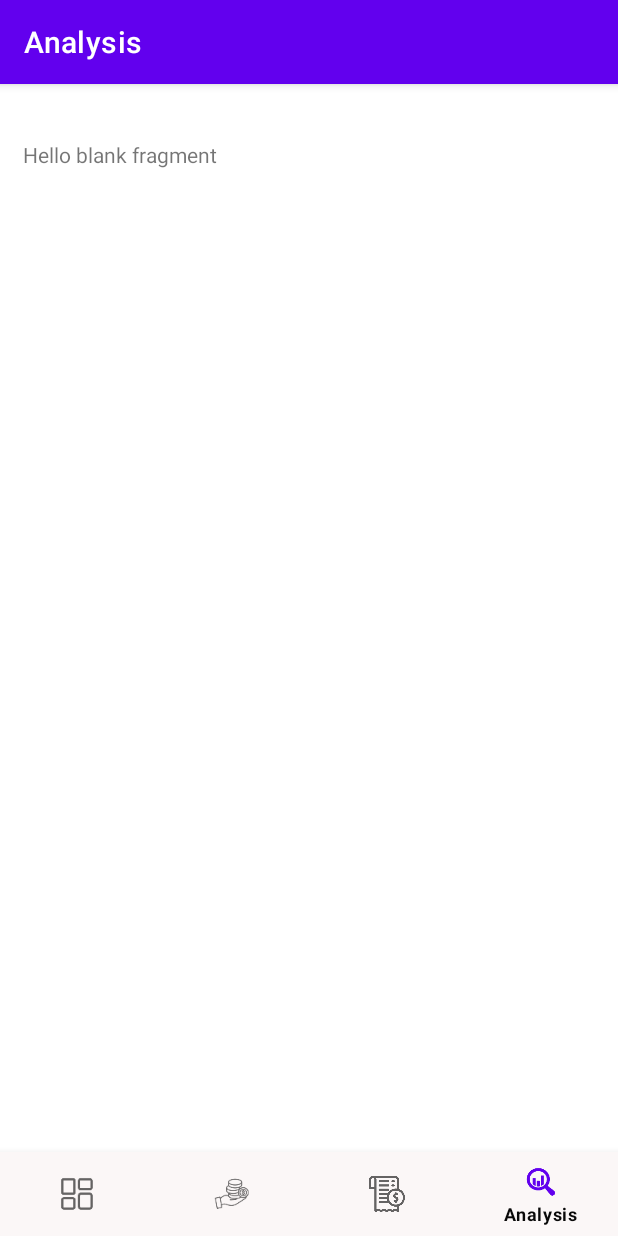
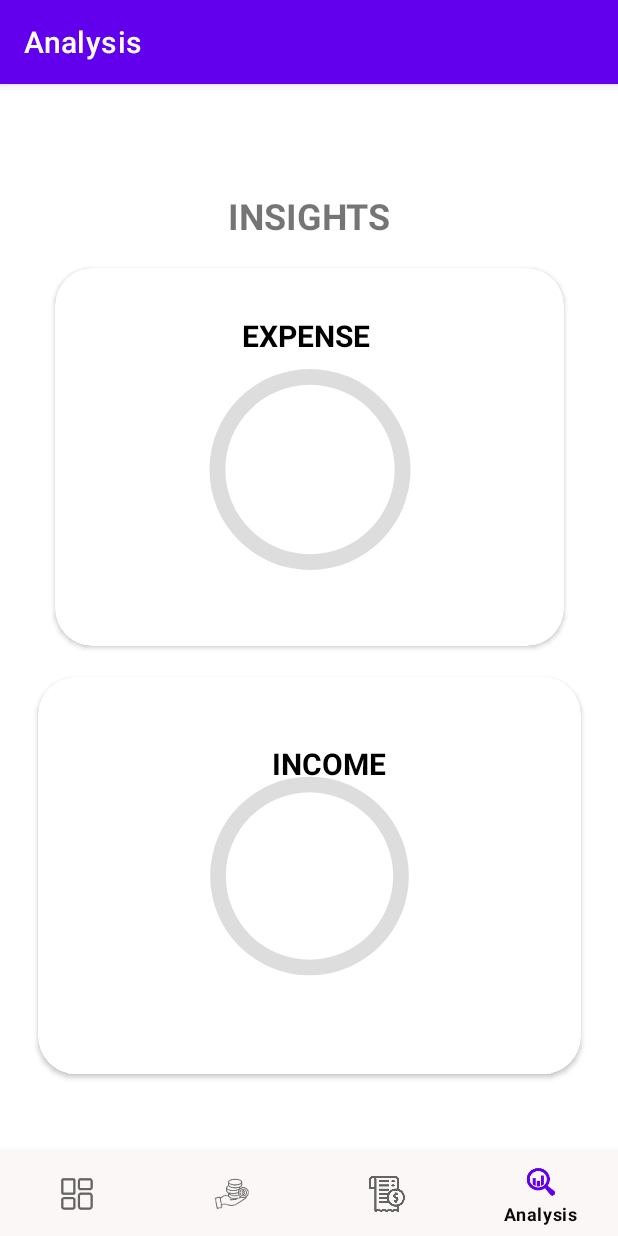
Before and after one commit to VarshithaGollapalli/Personal-Finance-Tracker-MVVC, an Android app: the AnalysisFragment screen opened through its navigation route, on a phone screen of 412 x 824 dp. Run offline under Robolectric (Android 15) with nearby library versions, the phone set to English and light mode, and no system bars; our stand-ins replace Room's generated code, navigation-ui.

Commit message:
analysis

```diff
--- a/app/src/main/java/com/capgemini/financetracker/model/FinancialDataRepository.kt
+++ b/app/src/main/java/com/capgemini/financetracker/model/FinancialDataRepository.kt
@@ -3,10 +3,6 @@ package com.capgemini.personalfinanacetracker.model
 import android.content.Context
 import androidx.lifecycle.LiveData
 import androidx.lifecycle.map
-import kotlinx.coroutines.CoroutineScope
-import kotlinx.coroutines.Dispatchers
-import kotlinx.coroutines.async
-import kotlinx.coroutines.launch
 
 class FinancialDataRepository(val ctx:Context) {
 
@@ -14,7 +10,7 @@ class FinancialDataRepository(val ctx:Context) {
 //    val allExpenses: LiveData<List<FinancialDataEntry>> = finDao.getAllFinancialData()
 
     suspend fun addData(
-        id:Long,
+        id: Long,
         type: String,
         amount: Double,
         category: String,
@@ -27,7 +23,7 @@ class FinancialDataRepository(val ctx:Context) {
 
         try {
 
-            finDao.addData(FinancialDataEntry(id,type, amount, category, description, date))
+            finDao.addData(FinancialDataEntry(id, type, amount, category, description, date))
             isAdded = true
 
         } catch (err: Exception) {
@@ -43,43 +39,43 @@ class FinancialDataRepository(val ctx:Context) {
     }
 
 
+    suspend fun adduser(name: String, mail: String, password: Int, confirmpassword: Int): Boolean {
 
-
-    suspend fun adduser(name:String,mail:String,password:Int,confirmpassword:Int):Boolean{
-
-        var isAdd=false
+        var isAdd = false
         try {
-            finDao.addUser(Credentials(name,mail,password, confirmpassword))
-            isAdd=true
-        }catch (err:Exception){
-            isAdd=false
+            finDao.addUser(Credentials(name, mail, password, confirmpassword))
+            isAdd = true
+        } catch (err: Exception) {
+            isAdd = false
         }
         return isAdd
 
     }
-    fun getPersonEmailWithException(mail:String,pass:Int):Credentials{
-        val user=finDao.getUser(mail,pass)
-        if(user==null ){
+
+    fun getPersonEmailWithException(mail: String, pass: Int): Credentials {
+        val user = finDao.getUser(mail, pass)
+        if (user == null) {
             throw Exception("user not found")
         }
         return user
 
     }
 
-    suspend fun getperson(mail: String,pass:Int):Credentials?{
-        return finDao.getUser(mail,pass)
+    suspend fun getperson(mail: String, pass: Int): Credentials? {
+        return finDao.getUser(mail, pass)
     }
 
     fun getFinancialData(): LiveData<List<FinancialDataEntry>> {
         return finDao.getAllFinancialData()
     }
 
-    fun currentBalance(): LiveData<Double> = finDao.getAllFinancialData().map { calculateCurrentBalance(it) }
+    fun currentBalance(): LiveData<Double> =
+        finDao.getAllFinancialData().map { calculateCurrentBalance(it) }
 
     private fun calculateCurrentBalance(financeList: List<FinancialDataEntry>): Double {
         var balance = 0.0
-        financeList.forEach{entry ->
-            when(entry.type.lowercase()){
+        financeList.forEach { entry ->
+            when (entry.type.lowercase()) {
                 "income" -> balance += entry.amount
                 "expense" -> balance -= entry.amount
             }
@@ -88,29 +84,52 @@ class FinancialDataRepository(val ctx:Context) {
         return balance
     }
 
-    fun totalIncome(): LiveData<Double> = finDao.getAllFinancialData().map { calculateTotalIncome(it) }
+    fun totalIncome(): LiveData<Double> =
+        finDao.getAllFinancialData().map { calculateTotalIncome(it) }
 
     private fun calculateTotalIncome(financeList: List<FinancialDataEntry>): Double {
-        var income=0.0
+        var income = 0.0
         var expense = 0.0
-        financeList.forEach{entry ->
-            if (entry.type.lowercase().equals("income")){
+        financeList.forEach { entry ->
+            if (entry.type.lowercase().equals("income")) {
                 income += entry.amount
             }
         }
         return income
     }
 
-    fun totalExpense(): LiveData<Double> = finDao.getAllFinancialData().map { calculateTotalExpense(it) }
+    fun totalExpense(): LiveData<Double> =
+        finDao.getAllFinancialData().map { calculateTotalExpense(it) }
 
     private fun calculateTotalExpense(financeList: List<FinancialDataEntry>): Double {
         var expense = 0.0
-        financeList.forEach{entry ->
-            if (entry.type.lowercase().equals("expense")){
+        financeList.forEach { entry ->
+            if (entry.type.lowercase().equals("expense")) {
                 expense += entry.amount
             }
         }
         return expense
     }
+}
 
-}
+
+
+//    fun ExpenseAndIncome(): LiveData<Pair<Double,Double>> = finDao.getAllFinancialData().map { calculateExpenseAndIncome(it) }
+//    fun calculateExpenseAndIncome(financeList:List<FinancialDataEntry>): Pair<Double, Double> {
+//        var totalExpense = 0.0
+//        var totalIncome = 0.0
+//        financeList.forEach {entry ->
+//            if(entry.type.lowercase().equals("expense")) {
+//                totalExpense += entry.amount
+//            }
+//            else{
+//                totalIncome += entry.amount
+//            }
+//        }
+//        return Pair(totalExpense,totalIncome)
+//
+//    }
+//
+//
+//
+//}
--- a/app/src/main/java/com/capgemini/financetracker/view/AnalysisFragment.kt
+++ b/app/src/main/java/com/capgemini/financetracker/view/AnalysisFragment.kt
@@ -2,64 +2,61 @@ package com.capgemini.financetracker.view
 
 import android.os.Bundle
 import android.view.*
-import androidx.core.view.MenuProvider
+import android.widget.ProgressBar
+import android.widget.TextView
 import androidx.fragment.app.Fragment
+import androidx.lifecycle.Observer
+import androidx.lifecycle.ViewModelProvider
 import com.capgemini.financetracker.R
+import com.capgemini.financetracker.databinding.FragmentDashboardBinding
+import com.capgemini.financetracker.viewmodel.FinancialDataViewModel
 
-// TODO: Rename parameter arguments, choose names that match
-// the fragment initialization parameters, e.g. ARG_ITEM_NUMBER
-private const val ARG_PARAM1 = "param1"
-private const val ARG_PARAM2 = "param2"
-
-/**
- * A simple [Fragment] subclass.
- * Use the [AnalysisFragment.newInstance] factory method to
- * create an instance of this fragment.
- */
 class AnalysisFragment : Fragment() {
-    override fun onCreate(savedInstanceState: Bundle?) {
-        super.onCreate(savedInstanceState)
-//        val mHost = requireActivity()
-//        mHost.addMenuProvider(object : MenuProvider {
-//            override fun onCreateMenu(menu: Menu, menuInflater: MenuInflater) {
-//                if(menu.findItem(R.id.sort_expense)!= null || menu.findItem(R.id.sort_income)!= null) {
-//                    menu.findItem(R.id.sort_income)?.isVisible = false
-//                    menu.findItem(R.id.sort_expense)?.isVisible = false
-//                }
-//            }
-//
-//            override fun onMenuItemSelected(menuItem: MenuItem): Boolean {
-//                return false
-//            }
-//
-//        })
-    }
-
+    private lateinit var financialDataViewModel:FinancialDataViewModel
+    private lateinit var txtExpense: TextView
+    private lateinit var txtIncome: TextView
+    private lateinit var expenseProgressBar: ProgressBar
+    private lateinit var incomeProgressBar: ProgressBar
     override fun onCreateView(
-        inflater: LayoutInflater, container: ViewGroup?,
+        inflater: LayoutInflater,
+        container: ViewGroup?,
         savedInstanceState: Bundle?
     ): View? {
-        // Inflate the layout for this fragment
-        return inflater.inflate(R.layout.fragment_analysis, container, false)
+        val view = inflater.inflate(R.layout.fragment_analysis, container, false)
+        txtExpense = view.findViewById(R.id.textExpense)
+        txtIncome = view.findViewById(R.id.textIncome)
+        expenseProgressBar = view.findViewById(R.id.expenseBar)
+        incomeProgressBar = view.findViewById(R.id.incomeBar)
+        return view
     }
+    override fun onViewCreated(view: View, savedInstanceState: Bundle?) {
+        super.onViewCreated(view, savedInstanceState)
+        var totalIncome=Double.MIN_VALUE
+        var totalExpense=Double.MIN_VALUE
+        financialDataViewModel = ViewModelProvider(this).get(FinancialDataViewModel::class.java)
+        financialDataViewModel.totalIncome.observe(viewLifecycleOwner, Observer { income ->
+            totalIncome = income
+            updateProgressBars(totalExpense,totalIncome)
+        })
+        financialDataViewModel.totalExpense.observe(viewLifecycleOwner, Observer { expense ->
+            totalExpense = expense
+            updateProgressBars(totalExpense,totalIncome)
+        })
+// updateProgressBars(totalExpense,totalIncome)
+//
+// financialDataViewModel.totalExpense.observe(viewLifecycleOwner, Observer { expense ->
+// binding.expenseT.text = "Total Expense: $expense"
+// })
+// financialDataViewModel.ExpenseAndIncome.observe(viewLifecycleOwner) { transactions ->
+// val (totalExpense, totalIncome) = financialDataViewModel.ExpenseAndIncome(transactions)
+// }
 
-    companion object {
-        /**
-         * Use this factory method to create a new instance of
-         * this fragment using the provided parameters.
-         *
-         * @param param1 Parameter 1.
-         * @param param2 Parameter 2.
-         * @return A new instance of fragment AnalysisFragment.
-         */
-        // TODO: Rename and change types and number of parameters
-        @JvmStatic
-        fun newInstance(param1: String, param2: String) =
-            AnalysisFragment().apply {
-                arguments = Bundle().apply {
-                    putString(ARG_PARAM1, param1)
-                    putString(ARG_PARAM2, param2)
-                }
-            }
+    }
+    private fun updateProgressBars(totalExpense: Double, totalIncome: Double) {
+        val maxProgress = (totalExpense + totalIncome).toInt()
+        expenseProgressBar.max = maxProgress
+        incomeProgressBar.max = maxProgress
+        expenseProgressBar.progress = totalExpense.toInt()
+        incomeProgressBar.progress = totalIncome.toInt()
     }
 }
--- /dev/null
+++ b/app/src/main/res/drawable/circle.xml
@@ -0,0 +1,20 @@
+<?xml version="1.0" encoding="utf-8"?>
+<layer-list xmlns:android="http://schemas.android.com/apk/res/android">
+    <item>
+        <shape
+            android:shape="ring"
+            android:thicknessRatio="16"
+            android:useLevel="false">
+            <solid android:color="#DDD"/>
+        </shape>
+    </item>
+
+    <item>
+        <shape
+            android:shape="ring"
+            android:thicknessRatio="16"
+            android:useLevel="true">
+            <solid android:color="#268E50"/>
+        </shape>
+    </item>
+</layer-list>
--- a/app/src/main/res/layout/fragment_analysis.xml
+++ b/app/src/main/res/layout/fragment_analysis.xml
@@ -1,14 +1,124 @@
 <?xml version="1.0" encoding="utf-8"?>
-<FrameLayout xmlns:android="http://schemas.android.com/apk/res/android"
+<androidx.constraintlayout.widget.ConstraintLayout xmlns:android="http://schemas.android.com/apk/res/android"
+    xmlns:app="http://schemas.android.com/apk/res-auto"
     xmlns:tools="http://schemas.android.com/tools"
+    android:id="@+id/linearLayout"
     android:layout_width="match_parent"
     android:layout_height="match_parent"
+    android:gravity="center_horizontal"
+    android:orientation="vertical"
+    android:paddingVertical="5dp"
     tools:context=".view.AnalysisFragment">
-
-    <!-- TODO: Update blank fragment layout -->
     <TextView
-        android:layout_width="match_parent"
-        android:layout_height="match_parent"
-        android:text="@string/hello_blank_fragment" />
-
-</FrameLayout>
+        android:id="@+id/textView7"
+        android:layout_width="wrap_content"
+        android:layout_height="wrap_content"
+        android:layout_marginStart="152dp"
+        android:layout_marginTop="37dp"
+        android:layout_marginEnd="152dp"
+        android:layout_marginBottom="17dp"
+        android:text="INSIGHTS"
+        android:textSize="24sp"
+        android:textStyle="bold"
+        app:layout_constraintBottom_toTopOf="@+id/cardView2"
+        app:layout_constraintEnd_toEndOf="parent"
+        app:layout_constraintStart_toStartOf="parent"
+        app:layout_constraintTop_toTopOf="parent" />
+    <androidx.cardview.widget.CardView
+        android:id="@+id/cardView2"
+        android:layout_width="358dp"
+        android:layout_height="273dp"
+        android:layout_marginStart="10dp"
+        android:layout_marginTop="10dp"
+        android:layout_marginEnd="10dp"
+        android:layout_marginBottom="10dp"
+        app:cardCornerRadius="25dp"
+        app:cardUseCompatPadding="true"
+        app:layout_constraintBottom_toBottomOf="parent"
+        app:layout_constraintEnd_toEndOf="parent"
+        app:layout_constraintHorizontal_bias="0.484"
+        app:layout_constraintStart_toStartOf="parent"
+        app:layout_constraintTop_toTopOf="parent"
+        app:layout_constraintVertical_bias="0.178">
+        <androidx.constraintlayout.widget.ConstraintLayout
+            android:layout_width="match_parent"
+            android:layout_height="match_parent">
+            <ProgressBar
+                android:id="@+id/expenseBar"
+                style="?android:attr/progressBarStyle"
+                android:layout_width="169dp"
+                android:layout_height="135dp"
+                android:layout_marginStart="50dp"
+                android:layout_marginTop="50dp"
+                android:layout_marginEnd="50dp"
+                android:layout_marginBottom="50dp"
+                android:indeterminateOnly="false"
+                android:progress="75"
+                android:progressDrawable="@drawable/circle"
+                app:layout_constraintBottom_toBottomOf="parent"
+                app:layout_constraintEnd_toEndOf="parent"
+                app:layout_constraintStart_toStartOf="parent"
+                app:layout_constraintTop_toTopOf="parent"
+                app:layout_constraintVertical_bias="1.0" />
+            <TextView
+                android:id="@+id/textExpense"
+                android:layout_width="wrap_content"
+                android:layout_height="wrap_content"
+                android:layout_marginTop="31dp"
+                android:layout_marginEnd="129dp"
+                android:text="EXPENSE"
+                android:textColor="#000000"
+                android:textSize="20sp"
+                android:textStyle="bold"
+                app:layout_constraintEnd_toEndOf="parent"
+                app:layout_constraintTop_toTopOf="parent" />
+        </androidx.constraintlayout.widget.ConstraintLayout>
+    </androidx.cardview.widget.CardView>
+    <androidx.cardview.widget.CardView
+        android:layout_width="0dp"
+        android:layout_height="0dp"
+        android:layout_marginStart="10dp"
+        android:layout_marginTop="10dp"
+        android:layout_marginEnd="10dp"
+        android:layout_marginBottom="10dp"
+        app:cardCornerRadius="25dp"
+        app:cardElevation="2dp"
+        app:layout_constraintBottom_toBottomOf="parent"
+        app:layout_constraintEnd_toEndOf="parent"
+        app:layout_constraintStart_toStartOf="parent"
+        app:layout_constraintTop_toBottomOf="@+id/cardView2">
+        <androidx.constraintlayout.widget.ConstraintLayout
+            android:layout_width="match_parent"
+            android:layout_height="match_parent">
+            <ProgressBar
+                android:id="@+id/incomeBar"
+                style="?android:attr/progressBarStyle"
+                android:layout_width="167dp"
+                android:layout_height="156dp"
+                android:layout_marginStart="50dp"
+                android:layout_marginTop="50dp"
+                android:layout_marginEnd="50dp"
+                android:layout_marginBottom="50dp"
+                android:indeterminateOnly="false"
+                android:progress="50"
+                android:progressDrawable="@drawable/circle"
+                app:layout_constraintBottom_toBottomOf="parent"
+                app:layout_constraintEnd_toEndOf="parent"
+                app:layout_constraintStart_toStartOf="parent"
+                app:layout_constraintTop_toTopOf="parent" />
+            <TextView
+                android:id="@+id/textIncome"
+                android:layout_width="wrap_content"
+                android:layout_height="wrap_content"
+                android:layout_marginStart="156dp"
+                android:layout_marginTop="44dp"
+                android:text="INCOME"
+                android:textAlignment="viewStart"
+                android:textColor="#000000"
+                android:textSize="20sp"
+                android:textStyle="bold"
+                app:layout_constraintStart_toStartOf="parent"
+                app:layout_constraintTop_toTopOf="parent" />
+        </androidx.constraintlayout.widget.ConstraintLayout>
+    </androidx.cardview.widget.CardView>
+</androidx.constraintlayout.widget.ConstraintLayout>
```
Also changed, not shown: app/src/main/java/com/capgemini/financetracker/viewmodel/FinancialDataViewModel.kt (+15 -9 lines), 1 other file.
